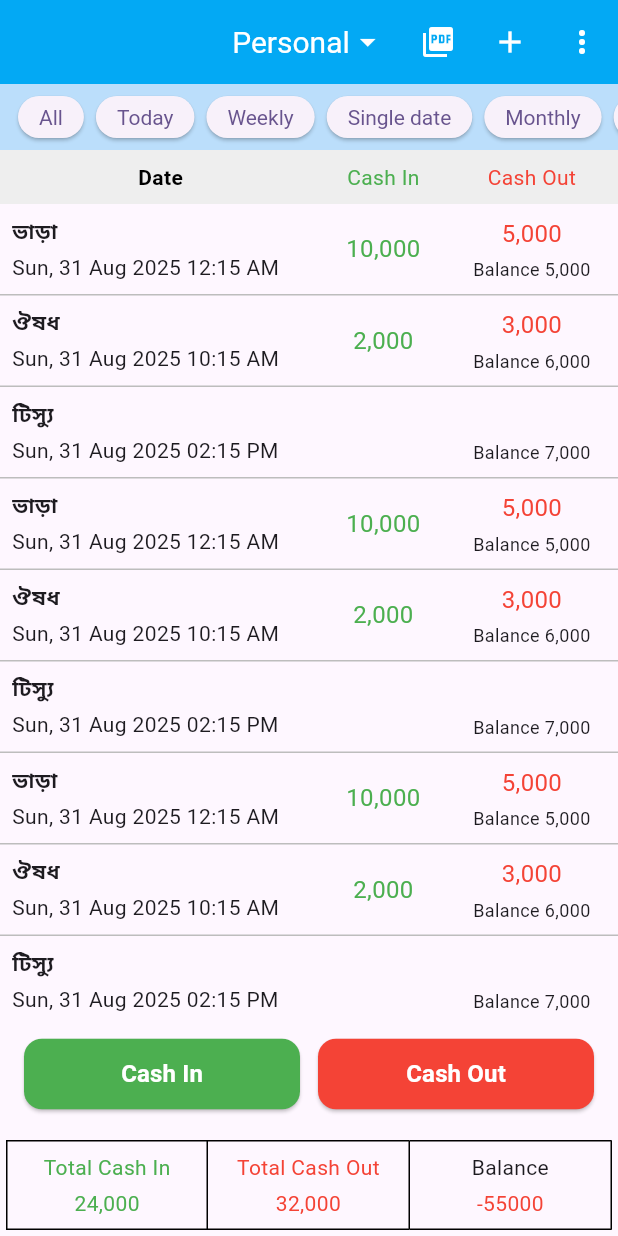
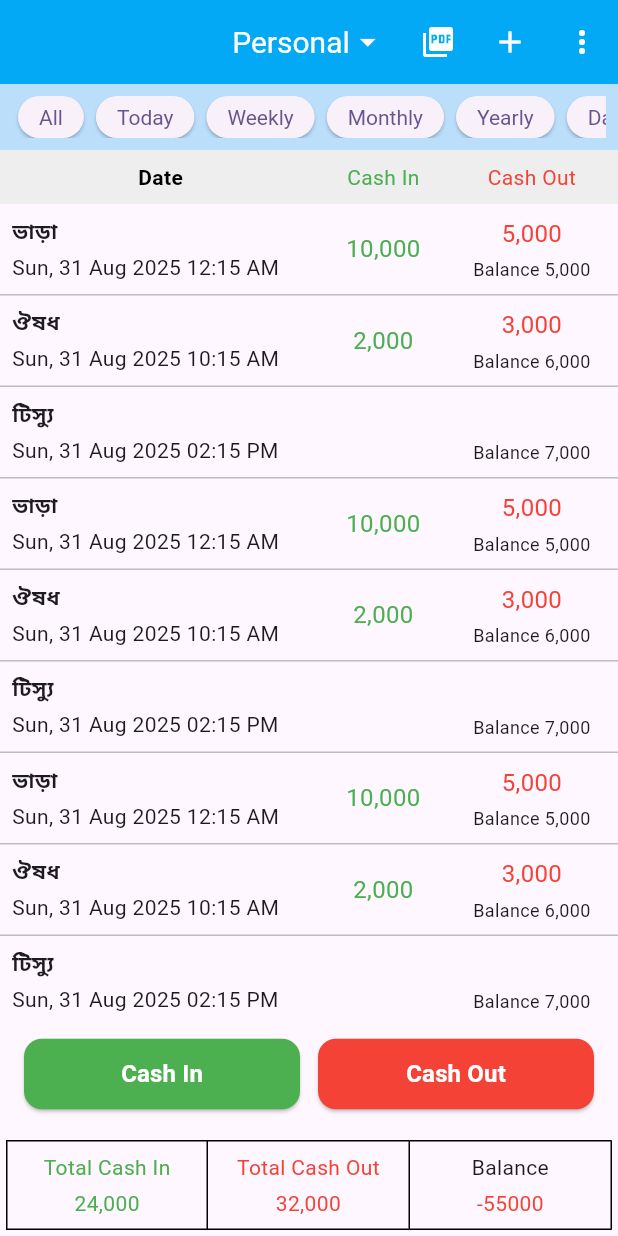
Before and after one commit to muhin08t/flutter_cash_book, a Flutter app: the screen it shows after launch, on a phone screen of 412 x 824 dp. Run offline on Flutter 3.47's test engine with Material 3 defaults, Android fonts, the phone set to English and light mode, and no system bars.

Commit message:
update filter button area

```diff
--- a/lib/screen/home_screen.dart
+++ b/lib/screen/home_screen.dart
@@ -13,6 +13,15 @@ class _HomeScreenState extends State<HomeScreen> {
   final List<String> _cashbooks = ['Personal', 'Business', 'Savings'];
   int balance = -55000;
   final formatter = NumberFormat('#,###');
+  final List<Map<String, dynamic>> buttonData = [
+    {"text": "All", "action": () => print("All pressed")},
+    {"text": "Today", "action": () => print("Today pressed")},
+    {"text": "Weekly", "action": () => print("Weekly Out pressed")},
+    {"text": "Monthly", "action": () => print("Monthly pressed")},
+    {"text": "Yearly", "action": () => print("Yearly pressed")},
+    {"text": "Date range", "action": () => print("Date range pressed")},
+  ];
+
   final List<Map<String, dynamic>> transactions = [
     {"date": "2025-08-31 00:15:00", "title": "ভাড়া", "cashIn": 10000, "cashOut": 5000, 'balance':5000},
     {"date": "2025-08-31 10:15:00", "title": "ঔষধ", "cashIn": 2000, "cashOut": 3000,'balance':6000},
@@ -122,6 +131,23 @@ class _HomeScreenState extends State<HomeScreen> {
     ));
   }
 
+  Widget buildFilterButton(String text, VoidCallback onPressed) {
+    return Padding(
+      padding: const EdgeInsets.symmetric(horizontal: 4), // outer padding
+      child: ElevatedButton(
+        onPressed: onPressed,
+        style: ElevatedButton.styleFrom(
+          padding: const EdgeInsets.symmetric(vertical: 6, horizontal: 14),
+          minimumSize: Size.zero,
+          tapTargetSize: MaterialTapTargetSize.shrinkWrap,
+          textStyle: const TextStyle(fontSize: 14),
+        ),
+        child: Text(text),
+      ),
+    );
+  }
+
+
   @override
   Widget build(BuildContext context) {
     return Scaffold(
@@ -168,107 +194,16 @@ class _HomeScreenState extends State<HomeScreen> {
       body: Column(
         children: [
           // 👇 Buttons above the ListView
-      SingleChildScrollView(
-        scrollDirection: Axis.horizontal,
-             child:  Container(
-              color: Colors.blue.shade100, // 👈 background color here
-              padding: const EdgeInsets.all(8.0), // inner padding for content
+          Container(
+            color: Colors.blue.shade100, // 👈 background applied here
+            padding: const EdgeInsets.all(8.0),
+            width: double.infinity, // 👈 full screen width
+            child: SingleChildScrollView(
+              scrollDirection: Axis.horizontal,
               child: Row(
-                // mainAxisAlignment: MainAxisAlignment.spaceEvenly,
-                children: [
-                  Padding(
-                    padding: const EdgeInsets.only(left: 4, top: 0,right: 4, bottom: 0), // outer padding
-                    child: ElevatedButton(
-                      onPressed: () {},
-                      style: ElevatedButton.styleFrom(
-                        padding: EdgeInsets.symmetric(vertical: 6, horizontal: 14), // 👈 removes default inner padding
-                        minimumSize: Size.zero,   // 👈 prevents Flutter from forcing min width/height
-                        tapTargetSize: MaterialTapTargetSize.shrinkWrap, // 👈 shrink hitbox
-                        textStyle: const TextStyle(fontSize: 14), // 👈 custom text size
-                      ),
-                      child: const Text("All"),
-                    ),
-                  ),
-                  Padding(
-                    padding: const EdgeInsets.only(left: 4, top: 0,right: 4, bottom: 0), // outer padding
-                    child: ElevatedButton(
-                      onPressed: () {},
-                      style: ElevatedButton.styleFrom(
-                        padding: EdgeInsets.symmetric(vertical: 6, horizontal: 14), // 👈 removes default inner padding
-                        minimumSize: Size.zero,   // 👈 prevents Flutter from forcing min width/height
-                        tapTargetSize: MaterialTapTargetSize.shrinkWrap, // 👈 shrink hitbox
-                        textStyle: const TextStyle(fontSize: 14), // 👈 custom text size
-                      ),
-                      child: const Text("Today"),
-                    ),
-                  ),
-
-                  Padding(
-                    padding: const EdgeInsets.only(left: 4, top: 0,right: 4, bottom: 0), // outer padding
-                    child: ElevatedButton(
-                      onPressed: () {},
-                      style: ElevatedButton.styleFrom(
-                        padding: EdgeInsets.symmetric(vertical: 6, horizontal: 14), // 👈 removes default inner padding
-                        minimumSize: Size.zero,   // 👈 prevents Flutter from forcing min width/height
-                        tapTargetSize: MaterialTapTargetSize.shrinkWrap, // 👈 shrink hitbox
-                        textStyle: const TextStyle(fontSize: 14), // 👈 custom text size
-                      ),
-                      child: const Text("Weekly"),
-                    ),
-                  ),
-                  Padding(
-                    padding: const EdgeInsets.only(left: 4, top: 0,right: 4, bottom: 0), // outer padding
-                    child: ElevatedButton(
-                      onPressed: () {},
-                      style: ElevatedButton.styleFrom(
-                        padding: EdgeInsets.symmetric(vertical: 6, horizontal: 14), // 👈 removes default inner padding
-                        minimumSize: Size.zero,   // 👈 prevents Flutter from forcing min width/height
-                        tapTargetSize: MaterialTapTargetSize.shrinkWrap, // 👈 shrink hitbox
-                        textStyle: const TextStyle(fontSize: 14), // 👈 custom text size
-                      ),
-                      child: const Text("Single date"),
-                    ),
-                  ),
-                  Padding(
-                    padding: const EdgeInsets.only(left: 4, top: 0,right: 4, bottom: 0), // outer padding
-                    child: ElevatedButton(
-                      onPressed: () {},
-                      style: ElevatedButton.styleFrom(
-                        padding: EdgeInsets.symmetric(vertical: 6, horizontal: 14), // 👈 removes default inner padding
-                        minimumSize: Size.zero,   // 👈 prevents Flutter from forcing min width/height
-                        tapTargetSize: MaterialTapTargetSize.shrinkWrap, // 👈 shrink hitbox
-                        textStyle: const TextStyle(fontSize: 14), // 👈 custom text size
-                      ),
-                      child: const Text("Monthly"),
-                    ),
-                  ),
-                  Padding(
-                    padding: const EdgeInsets.only(left: 4, top: 0,right: 4, bottom: 0), // outer padding
-                    child: ElevatedButton(
-                      onPressed: () {},
-                      style: ElevatedButton.styleFrom(
-                        padding: EdgeInsets.symmetric(vertical: 6, horizontal: 14), // 👈 removes default inner padding
-                        minimumSize: Size.zero,   // 👈 prevents Flutter from forcing min width/height
-                        tapTargetSize: MaterialTapTargetSize.shrinkWrap, // 👈 shrink hitbox
-                        textStyle: const TextStyle(fontSize: 14), // 👈 custom text size
-                      ),
-                      child: const Text("Yearly"),
-                    ),
-                  ),
-                  Padding(
-                    padding: const EdgeInsets.only(left: 4, top: 0,right: 4, bottom: 0), // outer padding
-                    child: ElevatedButton(
-                      onPressed: () {},
-                      style: ElevatedButton.styleFrom(
-                        padding: EdgeInsets.symmetric(vertical: 6, horizontal: 14), // 👈 removes default inner padding
-                        minimumSize: Size.zero,   // 👈 prevents Flutter from forcing min width/height
-                        tapTargetSize: MaterialTapTargetSize.shrinkWrap, // 👈 shrink hitbox
-                        textStyle: const TextStyle(fontSize: 14), // 👈 custom text size
-                      ),
-                      child: const Text("Date range"),
-                    ),
-                  ),
-                ],
+                children: buttonData
+                    .map((btn) => buildFilterButton(btn["text"], btn["action"]))
+                    .toList(),
               ),
             ),
       ),
```
